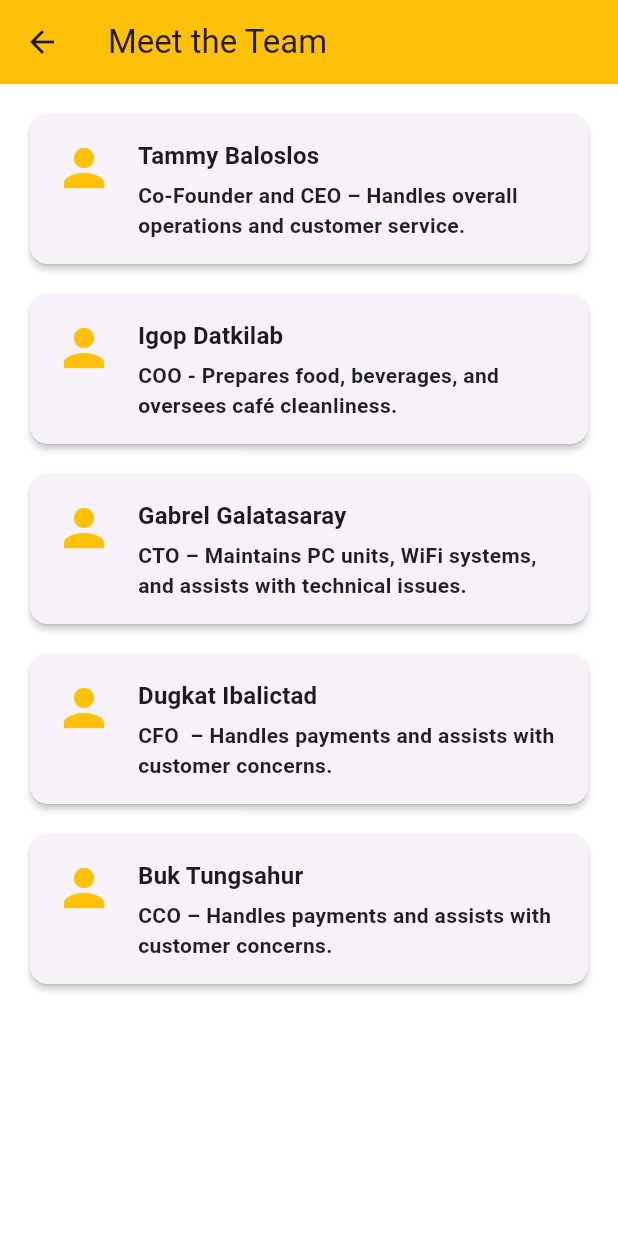
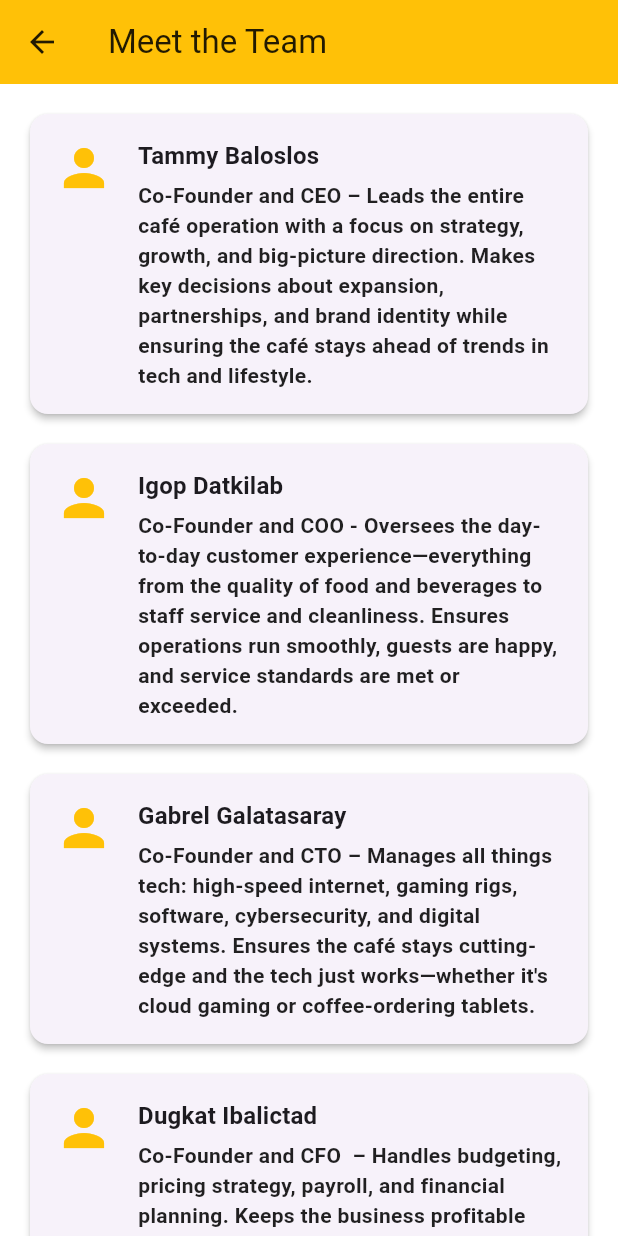
Before and after one commit to Cy2Kin3sis/NetCafeAd, a Flutter app: the MeetTheTeamScreen screen opened directly, on a phone screen of 412 x 824 dp. Run offline on Flutter 3.47's test engine with Material 3 defaults, Android fonts, the phone set to English and light mode, and no system bars; our stand-ins replace shared_preferences; accounts and stored records are empty.

Commit message:
Description changes

```diff
--- a/lib/screens.dart
+++ b/lib/screens.dart
@@ -4,23 +4,23 @@ class MeetTheTeamScreen extends StatelessWidget {
   static final List<Map<String, String>> executives = [
     {
       'name': 'Tammy Baloslos',
-      'role': 'Co-Founder and CEO – Handles overall operations and customer service.',
+      'role': 'Co-Founder and CEO – Leads the entire café operation with a focus on strategy, growth, and big-picture direction. Makes key decisions about expansion, partnerships, and brand identity while ensuring the café stays ahead of trends in tech and lifestyle.',
     },
     {
       'name': 'Igop Datkilab',
-      'role': 'COO - Prepares food, beverages, and oversees café cleanliness.',
+      'role': 'Co-Founder and COO - Oversees the day-to-day customer experience—everything from the quality of food and beverages to staff service and cleanliness. Ensures operations run smoothly, guests are happy, and service standards are met or exceeded.',
     },
     {
       'name': 'Gabrel Galatasaray',
-      'role': 'CTO – Maintains PC units, WiFi systems, and assists with technical issues.',
+      'role': 'Co-Founder and CTO – Manages all things tech: high-speed internet, gaming rigs, software, cybersecurity, and digital systems. Ensures the café stays cutting-edge and the tech just works—whether it\'s cloud gaming or coffee-ordering tablets.',
     },
     {
       'name': 'Dugkat Ibalictad',
-      'role': 'CFO  – Handles payments and assists with customer concerns.',
+      'role': 'Co-Founder and CFO  – Handles budgeting, pricing strategy, payroll, and financial planning. Keeps the business profitable while balancing investments in equipment, food supply, and marketing.',
     },
     {
       'name': 'Buk Tungsahur',
-      'role': 'CCO – Handles payments and assists with customer concerns.',
+      'role': 'Co-Founder and CCO – Shapes the café\'s identity and how it\'s seen by the world. Leads marketing, promotions, design, and communication. From posters and events to social media and ad campaigns, this is the storyteller who brings customers through the door.',
     },
   ];
 
```
